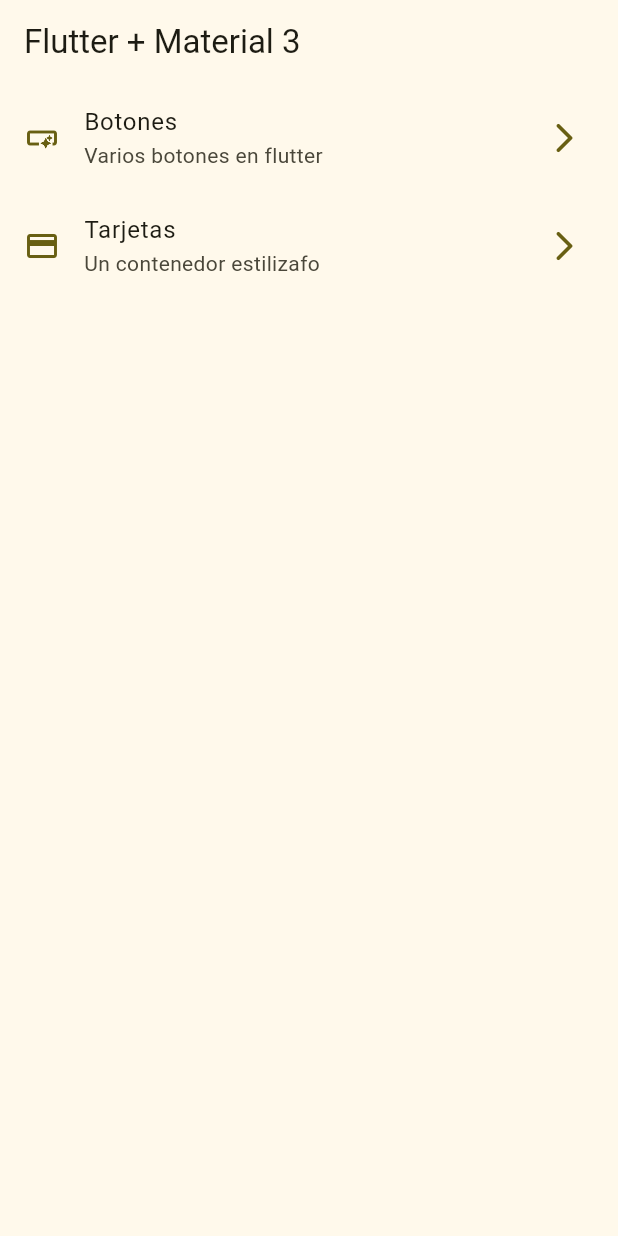
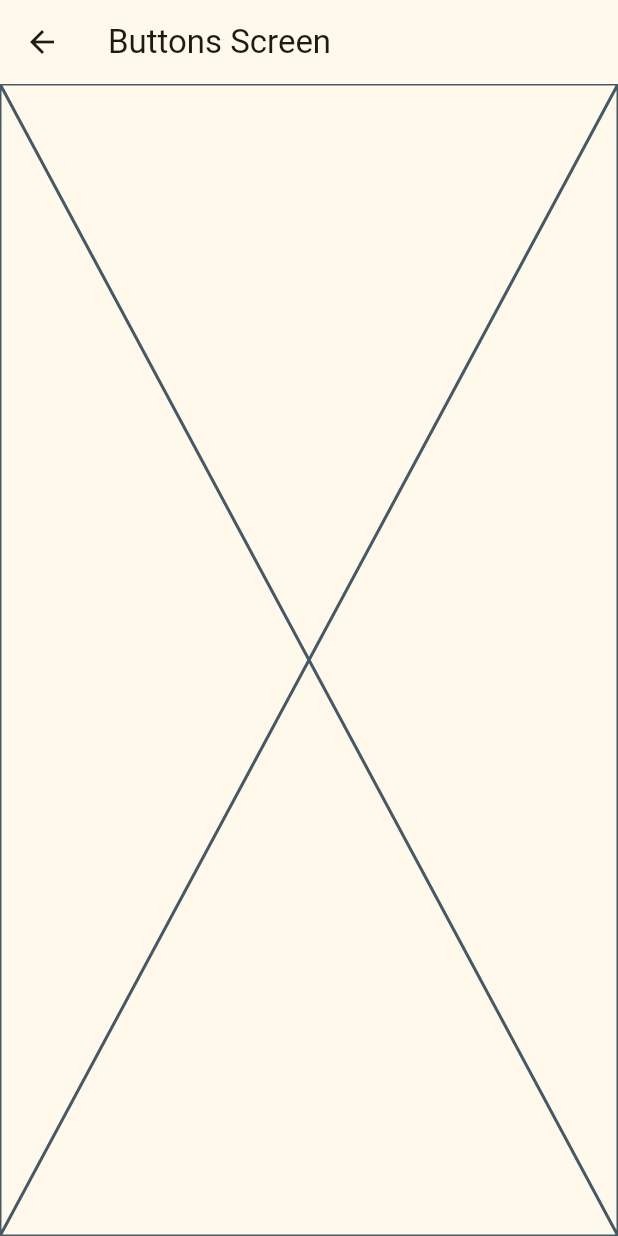
Before and after one commit to Aslyash73/AppProvider, a Flutter app: the screen it shows after launch, after a tap on "Botones", on a phone screen of 412 x 824 dp. Run offline on Flutter 3.47's test engine with Material 2 defaults, Android fonts, the phone set to English and light mode, and no system bars.

```diff
--- a/lib/config/menu/menu_item.dart
+++ b/lib/config/menu/menu_item.dart
@@ -23,6 +23,6 @@ const appMenuItems = <MenuItem>[
   MenuItem(
       title: 'Tarjetas',
       subTitle: 'Un contenedor estilizafo',
-      link: '/card',
+      link: '/cards',
       icon: Icons.credit_card),
 ];
--- a/lib/main.dart
+++ b/lib/main.dart
@@ -1,5 +1,7 @@
 import 'package:flutter/material.dart';
 import 'package:widgets_app/config/theme/app_theme.dart';
+import 'package:widgets_app/presentation/screens/buttons/screen.dart';
+import 'package:widgets_app/presentation/screens/cards/cards_screen.dart';
 import 'package:widgets_app/presentation/screens/home/home_screens.dart';
 
 void main() {
@@ -12,8 +14,13 @@ class MainApp extends StatelessWidget {
   @override
   Widget build(BuildContext context) {
     return MaterialApp(
-        debugShowCheckedModeBanner: false,
-        theme: AppTheme(selectedColor: 5).getTheme(),
-        home: const HomeScreen());
+      debugShowCheckedModeBanner: false,
+      theme: AppTheme(selectedColor: 5).getTheme(),
+      home: const HomeScreen(),
+      routes: {
+        '/buttons': (context) => const ButtonsScreen(),
+        '/cards': (context) => const CardsScreen(),
+      },
+    );
   }
 }
--- /dev/null
+++ b/lib/presentation/screens/buttons/screen.dart
@@ -0,0 +1,14 @@
+import 'package:flutter/material.dart';
+
+class ButtonsScreen extends StatelessWidget {
+  const ButtonsScreen({super.key});
+
+  @override
+  Widget build(BuildContext context) {
+    return Scaffold(
+        appBar: AppBar(
+          title: const Text('Buttons Screen'),
+        ),
+        body: const Placeholder());
+  }
+}
--- a/lib/presentation/screens/home/home_screens.dart
+++ b/lib/presentation/screens/home/home_screens.dart
@@ -1,5 +1,6 @@
 import 'package:flutter/material.dart';
 import 'package:widgets_app/config/menu/menu_item.dart';
+import 'package:widgets_app/presentation/screens/buttons/screen.dart';
 
 class HomeScreen extends StatelessWidget {
   const HomeScreen({super.key});
@@ -47,8 +48,14 @@ class _CustomListTile extends StatelessWidget {
       trailing: Icon(Icons.arrow_forward_ios_rounded, color: colors.primary),
       title: Text(menuItem.title),
       subtitle: Text(menuItem.subTitle),
-      onTap: () {},
-      //TODO: navegar a otras pantallas
+      onTap: () {
+        // Navigator.of(context).push(
+        //   MaterialPageRoute(
+        //     builder: (context) => const ButtonsScreen(),
+        //   ),
+        // );
+        Navigator.pushNamed(context, menuItem.link);
+      },
     );
   }
 }
```
Also changed, not shown: lib/presentation/screens/cards/cards_screen.dart (added, +14 -0 lines).
